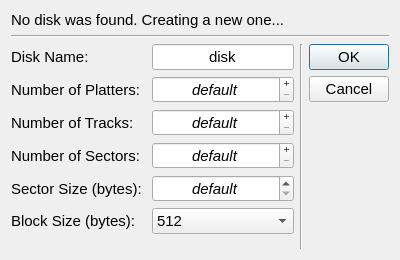
Above: src/interface/diskinit.ui from OwenRoque/MegatronDBMS before the change. Below: the same form after it.
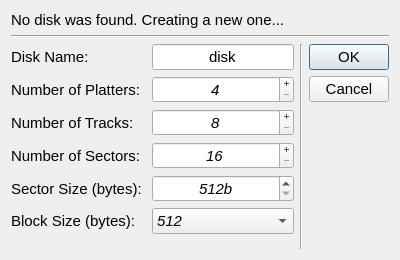
That is the form after the change. Icons and pictures are not drawn.

Diff of the .ui file:
```diff
--- a/src/interface/diskinit.ui
+++ b/src/interface/diskinit.ui
@@ -87,7 +87,7 @@
           <enum>QAbstractSpinBox::PlusMinus</enum>
          </property>
          <property name="specialValueText">
-          <string>default</string>
+          <string>4</string>
          </property>
          <property name="accelerated">
           <bool>false</bool>
@@ -134,7 +134,7 @@
           <enum>QAbstractSpinBox::PlusMinus</enum>
          </property>
          <property name="specialValueText">
-          <string>default</string>
+          <string>8</string>
          </property>
          <property name="minimum">
           <number>8</number>
@@ -175,7 +175,7 @@
           <enum>QAbstractSpinBox::PlusMinus</enum>
          </property>
          <property name="specialValueText">
-          <string>default</string>
+          <string>16</string>
          </property>
          <property name="minimum">
           <number>16</number>
@@ -216,7 +216,7 @@
           <bool>false</bool>
          </property>
          <property name="specialValueText">
-          <string>default</string>
+          <string>512b</string>
          </property>
          <property name="accelerated">
           <bool>true</bool>
@@ -270,11 +270,17 @@
        </item>
        <item row="5" column="1">
         <widget class="QComboBox" name="blockSizeComboBox">
+         <property name="font">
+          <font>
+           <pointsize>11</pointsize>
+           <italic>true</italic>
+          </font>
+         </property>
          <property name="insertPolicy">
           <enum>QComboBox::InsertAtBottom</enum>
          </property>
          <property name="sizeAdjustPolicy">
-          <enum>QComboBox::AdjustToContentsOnFirstShow</enum>
+          <enum>QComboBox::AdjustToMinimumContentsLengthWithIcon</enum>
          </property>
          <property name="iconSize">
           <size>
```
